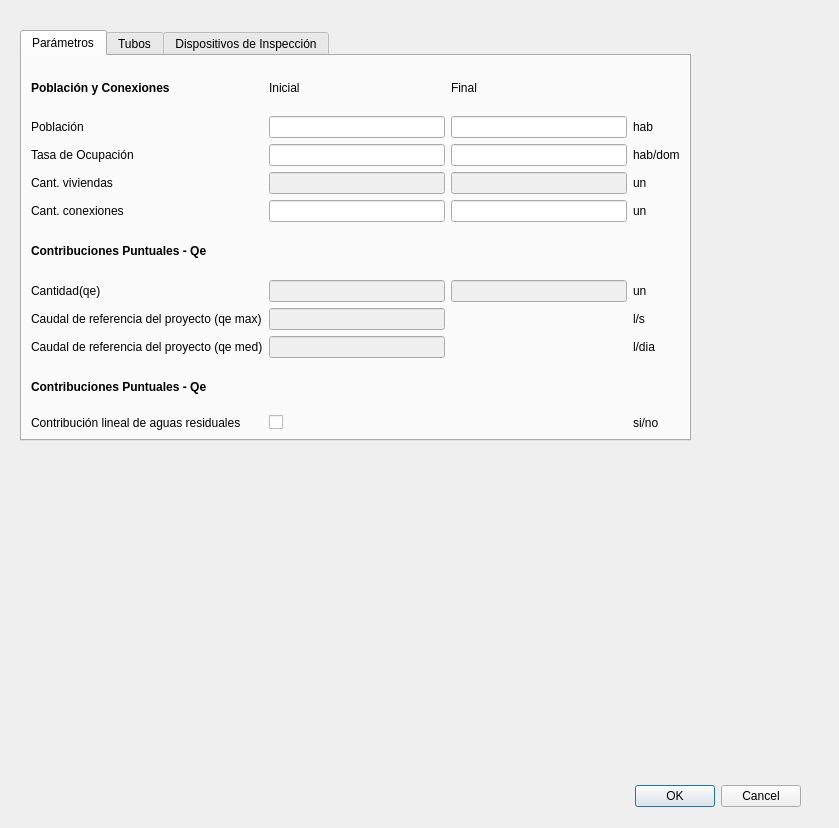
First picture: the form in app/resources/new_parameter_dialog.ui, repository EL-BID/red_basica, before the edit.
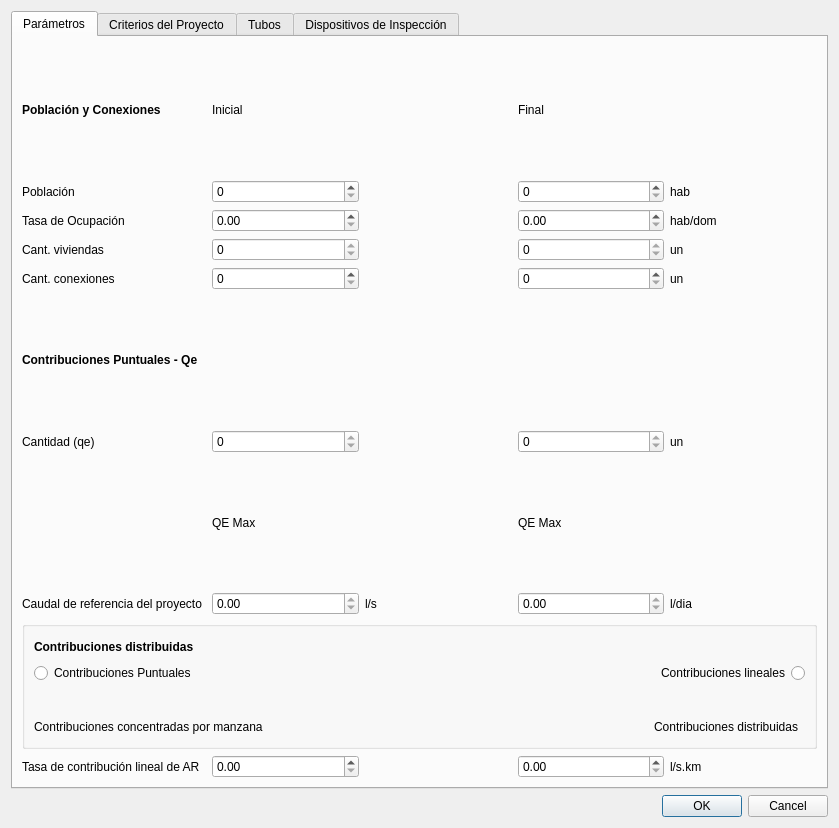
Second picture: the form after the edit. Icons and pictures are not drawn.

```diff
--- a/app/resources/new_parameter_dialog.ui
+++ b/app/resources/new_parameter_dialog.ui
@@ -13,31 +13,9 @@
   <property name="windowTitle">
    <string>SANIBIDapp</string>
   </property>
-  <widget class="QDialogButtonBox" name="buttonBox">
-   <property name="geometry">
-    <rect>
-     <x>460</x>
-     <y>780</y>
-     <width>341</width>
-     <height>32</height>
-    </rect>
-   </property>
-   <property name="orientation">
-    <enum>Qt::Horizontal</enum>
-   </property>
-   <property name="standardButtons">
-    <set>QDialogButtonBox::Cancel|QDialogButtonBox::Ok</set>
-   </property>
-  </widget>
+  <layout class="QGridLayout" name="gridLayout_3">
+   <item row="1" column="0">
   <widget class="QTabWidget" name="ParametersWidget">
-   <property name="geometry">
-    <rect>
-     <x>20</x>
-     <y>30</y>
-     <width>671</width>
-     <height>411</height>
-    </rect>
-   </property>
    <property name="autoFillBackground">
     <bool>false</bool>
    </property>
@@ -52,24 +30,10 @@
      <string>Parámetros</string>
     </attribute>
     <layout class="QGridLayout" name="gridLayout_2">
-     <item row="0" column="2">
-      <widget class="QLabel" name="endLabel">
+       <item row="13" column="0">
+        <widget class="QLabel" name="qeReferenceMaxLabel">
        <property name="text">
-        <string>Final</string>
-       </property>
-      </widget>
-     </item>
-     <item row="9" column="3">
-      <widget class="QLabel" name="litersDayLabel">
-       <property name="text">
-        <string>l/dia</string>
-       </property>
-      </widget>
-     </item>
-     <item row="3" column="3">
-      <widget class="QLabel" name="unitLabel">
-       <property name="text">
-        <string>un</string>
+          <string>Caudal de referencia del proyecto </string>
        </property>
       </widget>
      </item>
@@ -80,48 +44,107 @@
        </property>
       </widget>
      </item>
-     <item row="2" column="3">
+       <item row="12" column="1">
+        <widget class="QLabel" name="qeMaxLabel">
+         <property name="text">
+          <string>QE Max</string>
+         </property>
+        </widget>
+       </item>
+       <item row="10" column="4">
+        <widget class="QLabel" name="unitLabel_8">
+         <property name="text">
+          <string>un</string>
+         </property>
+        </widget>
+       </item>
+       <item row="3" column="4">
       <widget class="QLabel" name="populationLabel_3">
        <property name="text">
         <string>hab/dom</string>
        </property>
       </widget>
      </item>
-     <item row="11" column="1">
-      <widget class="QCheckBox" name="contributionSewageEdit">
-       <property name="text">
+       <item row="1" column="1">
+        <widget class="QSpinBox" name="beginningPopulationEdit"/>
+       </item>
+       <item row="15" column="0" colspan="5">
+        <widget class="QGroupBox" name="groupBox">
+         <property name="title">
         <string/>
        </property>
-      </widget>
-     </item>
-     <item row="4" column="2">
-      <widget class="QLineEdit" name="connectionsEndEdit"/>
-     </item>
-     <item row="8" column="3">
-      <widget class="QLabel" name="litersSecondLabel">
+         <layout class="QGridLayout" name="gridLayout">
+          <item row="3" column="1">
+           <widget class="QLabel" name="distributedContributionsLabel_2">
+            <property name="text">
+             <string>Contribuciones distribuidas</string>
+            </property>
+            <property name="alignment">
+             <set>Qt::AlignRight|Qt::AlignTrailing|Qt::AlignVCenter</set>
+            </property>
+            <property name="wordWrap">
+             <bool>false</bool>
+            </property>
+            <property name="indent">
+             <number>7</number>
+            </property>
+           </widget>
+          </item>
+          <item row="2" column="1">
+           <widget class="QLabel" name="image_2">
+            <property name="layoutDirection">
+             <enum>Qt::LeftToRight</enum>
+            </property>
+            <property name="text">
+             <string>&lt;!DOCTYPE HTML PUBLIC &quot;-//W3C//DTD HTML 4.0//EN&quot; &quot;http://www.w3.org/TR/REC-html40/strict.dtd&quot;&gt;
+&lt;html&gt;&lt;head&gt;&lt;meta name=&quot;qrichtext&quot; content=&quot;1&quot; /&gt;&lt;style type=&quot;text/css&quot;&gt;
+p, li { white-space: pre-wrap; }
+&lt;/style&gt;&lt;/head&gt;&lt;body style=&quot; font-family:'Ubuntu'; font-size:11pt; font-weight:400; font-style:normal;&quot;&gt;
+&lt;p align=&quot;right&quot; style=&quot; margin-top:12px; margin-bottom:12px; margin-left:0px; margin-right:0px; -qt-block-indent:0; text-indent:0px;&quot;&gt;&lt;img src=&quot;:/prefijoNuevo/contributions.png&quot; /&gt;&lt;img src=&quot;:/distributedContributions/distributedContributions.png&quot; /&gt;&lt;img src=&quot;:/prefijoNuevo/contributions.png&quot; /&gt;&lt;/p&gt;&lt;/body&gt;&lt;/html&gt;</string>
+            </property>
+           </widget>
+          </item>
+          <item row="1" column="1">
+           <widget class="QRadioButton" name="radioButton_2">
+            <property name="layoutDirection">
+             <enum>Qt::RightToLeft</enum>
+            </property>
        <property name="text">
-        <string>l/s</string>
-       </property>
-      </widget>
-     </item>
-     <item row="1" column="3">
-      <widget class="QLabel" name="populationLabel">
+             <string>Contribuciones lineales</string>
+            </property>
+            <property name="autoRepeat">
+             <bool>false</bool>
+            </property>
+           </widget>
+          </item>
+          <item row="1" column="0">
+           <widget class="QRadioButton" name="radioButton">
        <property name="text">
-        <string>hab</string>
+             <string>Contribuciones Puntuales</string>
        </property>
       </widget>
      </item>
-     <item row="2" column="2">
-      <widget class="QLineEdit" name="occupancyRateEndEdit"/>
-     </item>
-     <item row="8" column="1">
-      <widget class="QLineEdit" name="qeReferenceMaxEdit">
-       <property name="enabled">
-        <bool>false</bool>
-       </property>
-      </widget>
-     </item>
-     <item row="10" column="0">
+          <item row="3" column="0">
+           <widget class="QLabel" name="concentratedContributionsPerBlockLabel">
+            <property name="text">
+             <string>Contribuciones concentradas por manzana</string>
+            </property>
+            <property name="alignment">
+             <set>Qt::AlignLeading|Qt::AlignLeft|Qt::AlignVCenter</set>
+            </property>
+           </widget>
+          </item>
+          <item row="2" column="0">
+           <widget class="QLabel" name="image">
+            <property name="layoutDirection">
+             <enum>Qt::LeftToRight</enum>
+            </property>
+            <property name="text">
+             <string>&lt;html&gt;&lt;head/&gt;&lt;body&gt;&lt;p&gt;&lt;img src=&quot;:/prefijoNuevo/contributions.png&quot;/&gt;&lt;img src=&quot;:/concentratedContributions/concentratedContributions.png&quot;/&gt;&lt;img src=&quot;:/prefijoNuevo/contributions.png&quot;/&gt;&lt;/p&gt;&lt;/body&gt;&lt;/html&gt;</string>
+            </property>
+           </widget>
+          </item>
+          <item row="0" column="0">
       <widget class="QLabel" name="distributedContributionsLabel">
        <property name="font">
         <font>
@@ -130,58 +153,24 @@
         </font>
        </property>
        <property name="text">
-        <string>Contribuciones Puntuales - Qe</string>
+             <string>Contribuciones distribuidas</string>
        </property>
       </widget>
      </item>
-     <item row="6" column="2">
-      <widget class="QLineEdit" name="pointFlowsEndEdit">
-       <property name="enabled">
-        <bool>false</bool>
-       </property>
-      </widget>
-     </item>
-     <item row="6" column="3">
-      <widget class="QLabel" name="unitLabel_8">
-       <property name="text">
-        <string>un</string>
+         </layout>
+        </widget>
+       </item>
+       <item row="10" column="1">
+        <widget class="QSpinBox" name="pointFlowsStartEdit">
+         <property name="readOnly">
+          <bool>true</bool>
        </property>
       </widget>
      </item>
-     <item row="1" column="1">
-      <widget class="QLineEdit" name="beginningPopulationEdit"/>
-     </item>
-     <item row="3" column="2">
-      <widget class="QLineEdit" name="residencesEndEdit">
-       <property name="enabled">
-        <bool>false</bool>
-       </property>
-      </widget>
-     </item>
-     <item row="3" column="1">
-      <widget class="QLineEdit" name="residencesStartEdit">
-       <property name="enabled">
-        <bool>false</bool>
-       </property>
-      </widget>
-     </item>
-     <item row="4" column="3">
-      <widget class="QLabel" name="unitLabel_2">
-       <property name="text">
-        <string>un</string>
-       </property>
-      </widget>
-     </item>
-     <item row="0" column="0">
-      <widget class="QLabel" name="populationConnectionsLabel">
-       <property name="font">
-        <font>
-         <weight>75</weight>
-         <bold>true</bold>
-        </font>
-       </property>
-       <property name="text">
-        <string>Población y Conexiones</string>
+       <item row="10" column="3">
+        <widget class="QSpinBox" name="pointFlowsEndEdit">
+         <property name="readOnly">
+          <bool>true</bool>
        </property>
       </widget>
      </item>
@@ -192,45 +181,103 @@
        </property>
       </widget>
      </item>
-     <item row="11" column="0">
-      <widget class="QLabel" name="contributionSewageLabel">
-       <property name="text">
-        <string>Contribución lineal de aguas residuales</string>
+       <item row="5" column="3">
+        <widget class="QSpinBox" name="residencesEndEdit">
+         <property name="readOnly">
+          <bool>true</bool>
        </property>
       </widget>
      </item>
-     <item row="6" column="1">
-      <widget class="QLineEdit" name="pointFlowsStartEdit">
-       <property name="enabled">
-        <bool>false</bool>
-       </property>
-      </widget>
-     </item>
-     <item row="2" column="0">
+       <item row="7" column="3">
+        <widget class="QSpinBox" name="connectionsEndEdit_2"/>
+       </item>
+       <item row="3" column="0">
       <widget class="QLabel" name="occupancyRateLabel">
        <property name="text">
         <string>Tasa de Ocupación</string>
        </property>
       </widget>
      </item>
-     <item row="1" column="2">
-      <widget class="QLineEdit" name="finalPopulationEdit"/>
-     </item>
-     <item row="3" column="0">
-      <widget class="QLabel" name="residencesLabel">
+       <item row="3" column="1">
+        <widget class="QDoubleSpinBox" name="occupancyRateStartEdit"/>
+       </item>
+       <item row="7" column="4">
+        <widget class="QLabel" name="unitLabel_2">
        <property name="text">
-        <string>Cant. viviendas</string>
+          <string>un</string>
        </property>
       </widget>
      </item>
-     <item row="4" column="0">
+       <item row="13" column="4">
+        <widget class="QLabel" name="litersDayLabel">
+         <property name="text">
+          <string>l/dia</string>
+         </property>
+        </widget>
+       </item>
+       <item row="1" column="3">
+        <widget class="QSpinBox" name="finalPopulationEdit"/>
+       </item>
+       <item row="12" column="3">
+        <widget class="QLabel" name="qeMedLabel">
+         <property name="text">
+          <string>QE Max</string>
+         </property>
+        </widget>
+       </item>
+       <item row="7" column="0">
       <widget class="QLabel" name="connectionsLabel">
        <property name="text">
         <string>Cant. conexiones</string>
        </property>
       </widget>
      </item>
-     <item row="5" column="0">
+       <item row="10" column="0">
+        <widget class="QLabel" name="pointFlowsLabel">
+         <property name="text">
+          <string>Cantidad (qe)</string>
+         </property>
+        </widget>
+       </item>
+       <item row="5" column="1">
+        <widget class="QSpinBox" name="residencesStartEdit">
+         <property name="readOnly">
+          <bool>true</bool>
+         </property>
+        </widget>
+       </item>
+       <item row="7" column="1">
+        <widget class="QSpinBox" name="connectionsStartEdit"/>
+       </item>
+       <item row="1" column="4">
+        <widget class="QLabel" name="populationLabel">
+         <property name="text">
+          <string>hab</string>
+         </property>
+        </widget>
+       </item>
+       <item row="17" column="0">
+        <widget class="QLabel" name="sewerContributionRateLabel">
+         <property name="text">
+          <string>Tasa de contribución lineal de AR</string>
+         </property>
+        </widget>
+       </item>
+       <item row="13" column="3">
+        <widget class="QDoubleSpinBox" name="qeReferenceMaxEdit">
+         <property name="readOnly">
+          <bool>true</bool>
+         </property>
+        </widget>
+       </item>
+       <item row="13" column="1">
+        <widget class="QDoubleSpinBox" name="qeReferenceMedEdit">
+         <property name="readOnly">
+          <bool>true</bool>
+         </property>
+        </widget>
+       </item>
+       <item row="9" column="0">
       <widget class="QLabel" name="specificContributionsLabel">
        <property name="font">
         <font>
@@ -243,44 +290,261 @@
        </property>
       </widget>
      </item>
-     <item row="9" column="0">
-      <widget class="QLabel" name="qeReferenceMedLabel">
+       <item row="13" column="2">
+        <widget class="QLabel" name="litersSecondLabel">
        <property name="text">
-        <string>Caudal de referencia del proyecto (qe med)</string>
+          <string>l/s</string>
        </property>
       </widget>
      </item>
-     <item row="9" column="1">
-      <widget class="QLineEdit" name="qeReferenceMedEdit">
-       <property name="enabled">
-        <bool>false</bool>
+       <item row="0" column="3">
+        <widget class="QLabel" name="endLabel">
+         <property name="text">
+          <string>Final</string>
        </property>
       </widget>
      </item>
-     <item row="4" column="1">
-      <widget class="QLineEdit" name="connectionsStartEdit"/>
-     </item>
-     <item row="11" column="3">
-      <widget class="QLabel" name="yesNoLabel">
+       <item row="0" column="0">
+        <widget class="QLabel" name="populationConnectionsLabel">
+         <property name="font">
+          <font>
+           <weight>75</weight>
+           <bold>true</bold>
+          </font>
+         </property>
+         <property name="text">
+          <string>Población y Conexiones</string>
+         </property>
+        </widget>
+       </item>
+       <item row="5" column="0">
+        <widget class="QLabel" name="residencesLabel">
        <property name="text">
-        <string>si/no</string>
+          <string>Cant. viviendas</string>
        </property>
       </widget>
      </item>
-     <item row="2" column="1">
-      <widget class="QLineEdit" name="occupancyRateStartEdit"/>
+       <item row="3" column="3">
+        <widget class="QDoubleSpinBox" name="occupancyRateEndEdit"/>
+       </item>
+       <item row="5" column="4">
+        <widget class="QLabel" name="unitLabel">
+         <property name="text">
+          <string>un</string>
+         </property>
+        </widget>
+       </item>
+       <item row="17" column="1">
+        <widget class="QDoubleSpinBox" name="sewerContributionRateStartEdit"/>
+       </item>
+       <item row="17" column="3">
+        <widget class="QDoubleSpinBox" name="sewerContributionRateEndEdit"/>
+       </item>
+       <item row="17" column="4">
+        <widget class="QLabel" name="litersKilometersLabel">
+         <property name="text">
+          <string>l/s.km</string>
+         </property>
+        </widget>
+       </item>
+      </layout>
+     </widget>
+     <widget class="QWidget" name="projectCriteriasLabel">
+      <attribute name="title">
+       <string>Criterios del Proyecto</string>
+      </attribute>
+      <layout class="QFormLayout" name="formLayout">
+       <item row="0" column="0">
+        <widget class="QLabel" name="profileLabel">
+         <property name="text">
+          <string>Seleccione Perfil</string>
+         </property>
+        </widget>
+       </item>
+       <item row="0" column="1">
+        <widget class="QComboBox" name="profileComboBox">
+         <item>
+          <property name="text">
+           <string/>
+          </property>
+         </item>
+         <item>
+          <property name="text">
+           <string>Tuviejaentanga</string>
+          </property>
+         </item>
+         <item>
+          <property name="text">
+           <string>Criterio2</string>
+          </property>
+         </item>
+        </widget>
+       </item>
+       <item row="1" column="0">
+        <widget class="QLabel" name="nameLabel">
+         <property name="text">
+          <string>Nombre</string>
+         </property>
+        </widget>
+       </item>
+       <item row="1" column="1">
+        <widget class="QLineEdit" name="lineEdit_10"/>
+       </item>
+       <item row="2" column="0" colspan="2">
+        <widget class="QGroupBox" name="groupBox_2">
+         <property name="title">
+          <string/>
+         </property>
+         <layout class="QFormLayout" name="formLayout_2">
+          <item row="3" column="0">
+           <widget class="QLabel" name="waterConsumptionPcLabel">
+            <property name="text">
+             <string>Dotación per capita de Agua</string>
+            </property>
+           </widget>
+          </item>
+          <item row="5" column="0">
+           <widget class="QLabel" name="k1DailyLabel">
+            <property name="text">
+             <string>K1 (coef. día max consumo)</string>
+            </property>
+           </widget>
+          </item>
+          <item row="7" column="0">
+           <widget class="QLabel" name="k2HourlyLabel">
+            <property name="text">
+             <string>K2 (coef. hora max consumo)</string>
+            </property>
+           </widget>
      </item>
      <item row="8" column="0">
-      <widget class="QLabel" name="qeReferenceMaxLabel">
+           <widget class="QLabel" name="coefficientReturnCLabel">
        <property name="text">
-        <string>Caudal de referencia del proyecto (qe max)</string>
+             <string>Coef. Retorno C</string>
        </property>
       </widget>
      </item>
-     <item row="6" column="0">
-      <widget class="QLabel" name="pointFlowsLabel">
+          <item row="9" column="0">
+           <widget class="QLabel" name="intakeRateLabel">
        <property name="text">
-        <string>Cantidad(qe)</string>
+             <string>Tasa de Infiltracion</string>
+            </property>
+           </widget>
+          </item>
+          <item row="10" column="0">
+           <widget class="QLabel" name="avgTractiveForceLabel">
+            <property name="text">
+             <string>Fuerza tractiva media - min</string>
+            </property>
+           </widget>
+          </item>
+          <item row="11" column="0">
+           <widget class="QLabel" name="flowMinQminLabel">
+            <property name="text">
+             <string>Caudal min. Qmin</string>
+            </property>
+           </widget>
+          </item>
+          <item row="12" column="0">
+           <widget class="QLabel" name="waterSurfaceMaxLabel">
+            <property name="text">
+             <string>Lámina máx. especial (DN &lt; 150mm)</string>
+            </property>
+           </widget>
+          </item>
+          <item row="13" column="0">
+           <widget class="QLabel" name="maxWaterLevelLabel">
+            <property name="text">
+             <string>Lámina máx. regular (DN &gt; 150mm)</string>
+            </property>
+           </widget>
+          </item>
+          <item row="0" column="0">
+           <widget class="QLabel" name="parametersHydraulicCalculationLabel">
+            <property name="font">
+             <font>
+              <weight>75</weight>
+              <bold>true</bold>
+             </font>
+            </property>
+            <property name="text">
+             <string>Parámetros - Cálculo Hidráulico</string>
+            </property>
+           </widget>
+          </item>
+          <item row="3" column="1">
+           <widget class="QDoubleSpinBox" name="doubleSpinBox"/>
+          </item>
+          <item row="5" column="1">
+           <widget class="QDoubleSpinBox" name="doubleSpinBox_2"/>
+          </item>
+          <item row="7" column="1">
+           <widget class="QDoubleSpinBox" name="doubleSpinBox_3"/>
+          </item>
+          <item row="8" column="1">
+           <widget class="QDoubleSpinBox" name="doubleSpinBox_4"/>
+          </item>
+          <item row="9" column="1">
+           <widget class="QDoubleSpinBox" name="doubleSpinBox_5"/>
+          </item>
+          <item row="10" column="1">
+           <widget class="QDoubleSpinBox" name="doubleSpinBox_6"/>
+          </item>
+          <item row="11" column="1">
+           <widget class="QDoubleSpinBox" name="doubleSpinBox_7"/>
+          </item>
+          <item row="12" column="1">
+           <widget class="QDoubleSpinBox" name="doubleSpinBox_8"/>
+          </item>
+          <item row="13" column="1">
+           <widget class="QDoubleSpinBox" name="doubleSpinBox_9"/>
+          </item>
+         </layout>
+        </widget>
+       </item>
+       <item row="3" column="0" colspan="2">
+        <widget class="QGroupBox" name="groupBox_3">
+         <property name="title">
+          <string/>
+         </property>
+         <layout class="QFormLayout" name="formLayout_3">
+          <item row="1" column="0">
+           <layout class="QGridLayout" name="gridLayout_5"/>
+          </item>
+          <item row="0" column="0">
+           <widget class="QLabel" name="diametersLabel">
+            <property name="font">
+             <font>
+              <weight>75</weight>
+              <bold>true</bold>
+             </font>
+            </property>
+            <property name="text">
+             <string>Diámetros</string>
+            </property>
+           </widget>
+          </item>
+          <item row="2" column="0">
+           <widget class="QLabel" name="minDiameterLabel">
+            <property name="text">
+             <string>DN Mínimo</string>
+            </property>
+           </widget>
+          </item>
+          <item row="2" column="1">
+           <widget class="QDoubleSpinBox" name="minDiameterLineEdit">
+            <property name="acceptDrops">
+             <bool>true</bool>
+            </property>
+           </widget>
+          </item>
+         </layout>
+        </widget>
+       </item>
+       <item row="4" column="0" colspan="2">
+        <widget class="QPushButton" name="pushButton">
+         <property name="text">
+          <string>Guardar Perfil</string>
        </property>
       </widget>
      </item>
@@ -297,8 +561,55 @@
     </attribute>
    </widget>
   </widget>
- </widget>
- <resources/>
+   </item>
+   <item row="2" column="0">
+    <widget class="QDialogButtonBox" name="buttonBox">
+     <property name="orientation">
+      <enum>Qt::Horizontal</enum>
+     </property>
+     <property name="standardButtons">
+      <set>QDialogButtonBox::Cancel|QDialogButtonBox::Ok</set>
+     </property>
+    </widget>
+   </item>
+  </layout>
+ </widget>
+ <tabstops>
+  <tabstop>ParametersWidget</tabstop>
+  <tabstop>beginningPopulationEdit</tabstop>
+  <tabstop>finalPopulationEdit</tabstop>
+  <tabstop>occupancyRateStartEdit</tabstop>
+  <tabstop>occupancyRateEndEdit</tabstop>
+  <tabstop>residencesStartEdit</tabstop>
+  <tabstop>residencesEndEdit</tabstop>
+  <tabstop>connectionsStartEdit</tabstop>
+  <tabstop>connectionsEndEdit_2</tabstop>
+  <tabstop>pointFlowsStartEdit</tabstop>
+  <tabstop>pointFlowsEndEdit</tabstop>
+  <tabstop>qeReferenceMedEdit</tabstop>
+  <tabstop>qeReferenceMaxEdit</tabstop>
+  <tabstop>radioButton</tabstop>
+  <tabstop>radioButton_2</tabstop>
+  <tabstop>sewerContributionRateStartEdit</tabstop>
+  <tabstop>sewerContributionRateEndEdit</tabstop>
+  <tabstop>profileComboBox</tabstop>
+  <tabstop>lineEdit_10</tabstop>
+  <tabstop>doubleSpinBox</tabstop>
+  <tabstop>doubleSpinBox_2</tabstop>
+  <tabstop>doubleSpinBox_3</tabstop>
+  <tabstop>doubleSpinBox_4</tabstop>
+  <tabstop>doubleSpinBox_5</tabstop>
+  <tabstop>doubleSpinBox_6</tabstop>
+  <tabstop>doubleSpinBox_7</tabstop>
+  <tabstop>doubleSpinBox_8</tabstop>
+  <tabstop>doubleSpinBox_9</tabstop>
+  <tabstop>minDiameterLineEdit</tabstop>
+  <tabstop>pushButton</tabstop>
+  <tabstop>listWidget</tabstop>
+ </tabstops>
+ <resources>
+  <include location="images/contributions.qrc"/>
+ </resources>
  <connections>
   <connection>
    <sender>buttonBox</sender>
```
Left out of the diff: 5 changed lines with no effect on the pictures. Lines whose indentation alone changed are shown as unchanged.
